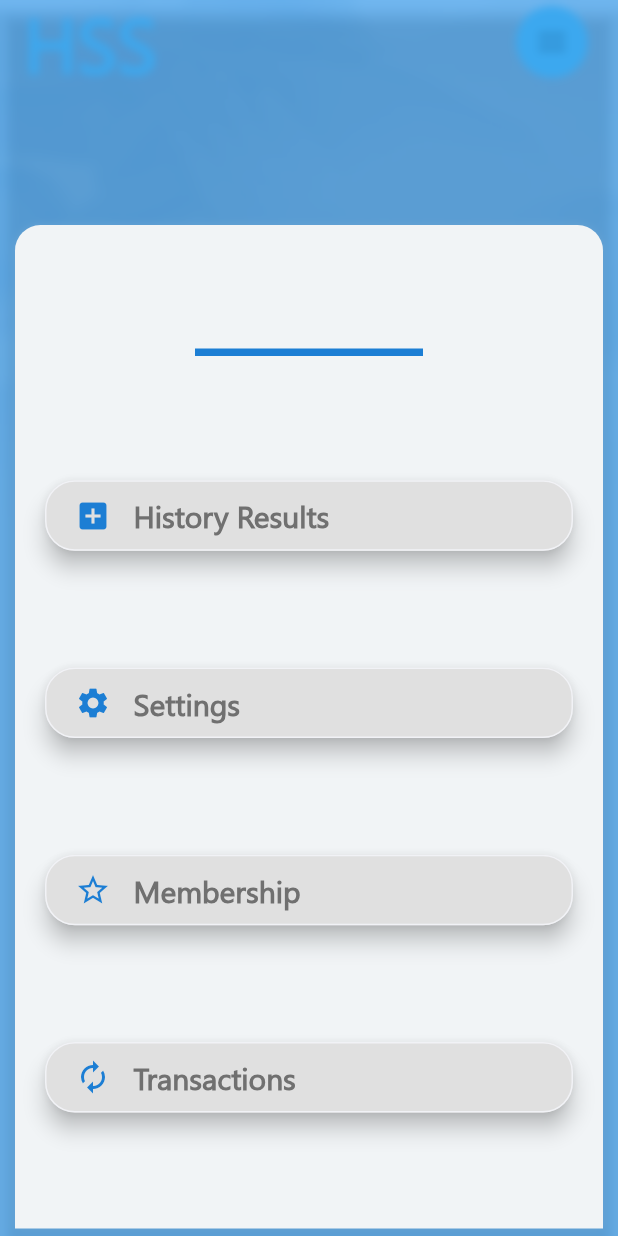
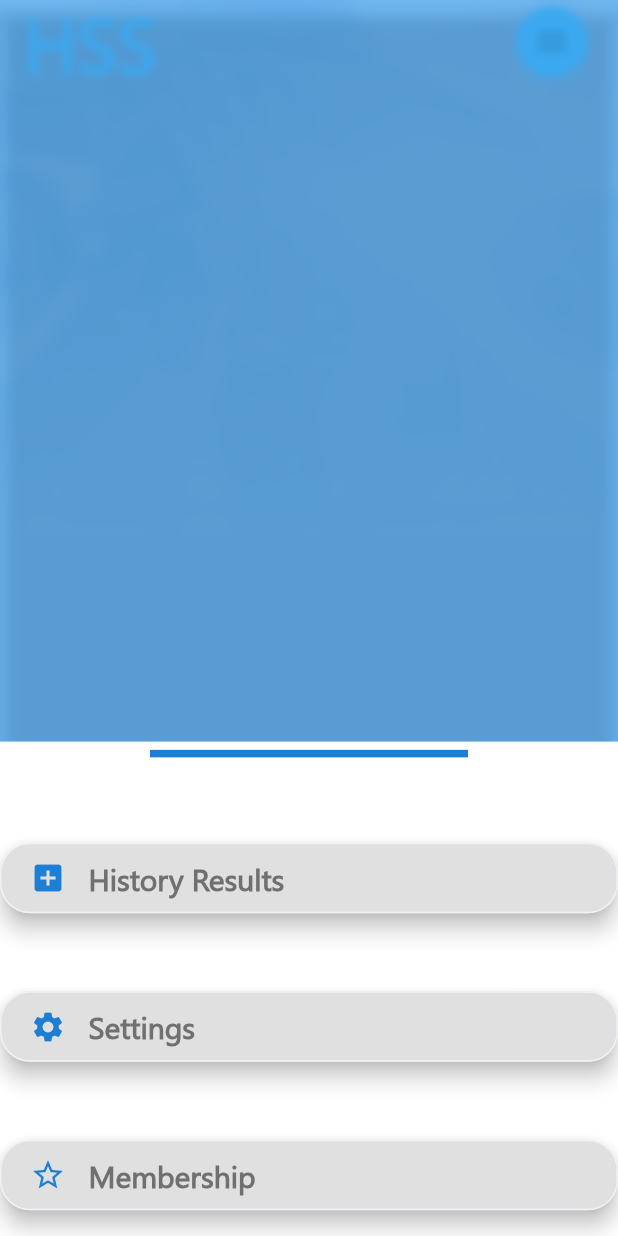
Before and after one commit to KMaslar/HSS_app, a Flutter app: the screen it shows after launch, on a phone screen of 412 x 824 dp. Run offline on Flutter 3.47's test engine with Material 2 defaults, Android fonts, the phone set to English and light mode, and no system bars.

Commit message:
Update main.dart

```diff
--- a/lib/main.dart
+++ b/lib/main.dart
@@ -41,42 +41,6 @@ class _MyScreenState extends State<MyScreen> {
               filter:ImageFilter.blur(sigmaX: 3, sigmaY: 3),
               child: Container(
                 color: Colors.blue.withOpacity(0.2),
-                child: Container(
-                  margin: EdgeInsets.fromLTRB(10.0, 150.0, 10.0, 5.0),
-                  padding: EdgeInsets.only(left: 20.0, right: 20.0),
-                  decoration: BoxDecoration(
-                    color: Color(0xFFF1F4F6),
-                    shape: BoxShape.rectangle,
-                    borderRadius: BorderRadius.only(
-                      topLeft: Radius.circular(17.0),
-                      topRight: Radius.circular(17.0),
-                    ),
-                  ),
-                  child: Column(
-                    mainAxisAlignment: MainAxisAlignment.spaceEvenly,
-                    crossAxisAlignment: CrossAxisAlignment.center,
-                    children: [
-                      Divider(
-                        color: Color(0xFF1C7ED4),
-                        indent: 100.0,
-                        endIndent: 100.0,
-                        thickness: 5.0,
-                      ),
-                      ButtomIcon(
-                        iconType: Icons.add_box,
-                        iconText: 'History Results',),
-                      ButtomIcon(
-                        iconType: Icons.settings,
-                        iconText: 'Settings',),
-                      ButtomIcon(
-                        iconType: Icons.star_border,
-                        iconText: 'Membership',),
-                      ButtomIcon(
-                        iconType: Icons.autorenew,
-                        iconText: 'Transactions',),
-                    ],
-                  ),
-                ),
               ),
             ),
           ),
@@ -109,20 +73,26 @@ class _MyScreenState extends State<MyScreen> {
                 BackdropFilter(filter: ImageFilter.blur(sigmaX: 3, sigmaY: 3),
                     child: Container(
                       color: Colors.blue.withOpacity(0.5),
-                      child: Container(
-                        margin: EdgeInsets.fromLTRB(10.0, 150.0, 10.0, 5.0),
-                        padding: EdgeInsets.only(left: 20.0, right: 20.0),
-                        decoration: BoxDecoration(
-                          color: Color(0xFFF1F4F6),
-                          shape: BoxShape.rectangle,
-                          borderRadius: BorderRadius.only(
-                            topLeft: Radius.circular(17.0),
-                            topRight: Radius.circular(17.0),
                     ),
                 ),
-                        child: Column(
-                          mainAxisAlignment: MainAxisAlignment.spaceEvenly,
-                          crossAxisAlignment: CrossAxisAlignment.center,
+
+                DraggableScrollableSheet(
+                  initialChildSize: 0.4,
+                  minChildSize: 0.2,
+                  maxChildSize: 0.8,
+                  builder: (BuildContext context, ScrollController scrollController )
+                  {
+                    return Container(
+                      color: Colors.white,
+                      child: GridView.builder(
+                          gridDelegate:
+                          SliverGridDelegateWithFixedCrossAxisCount(crossAxisCount: 1),
+                          controller: scrollController,
+                          itemCount: 1,
+                          itemBuilder: (BuildContext context, int index){
+                            return Column(
+                                 mainAxisAlignment: MainAxisAlignment.spaceBetween,
+                                 crossAxisAlignment: CrossAxisAlignment.stretch,
                                 children: [
                                   Divider(
                                     color: Color(0xFF1C7ED4),
@@ -143,9 +113,10 @@ class _MyScreenState extends State<MyScreen> {
                                     iconType: Icons.autorenew,
                                     iconText: 'Transactions',),
                                 ],
-                        ),
-                      ),
-                    ),
+                              );
+                          }),
+                    );
+                  },
                 ),
               ],
             ),
```
Lines whose indentation alone changed are shown as unchanged.
